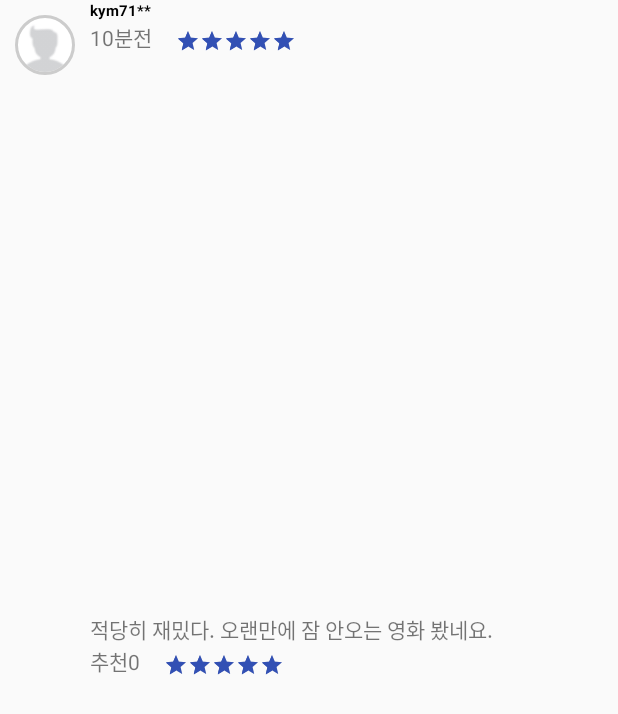
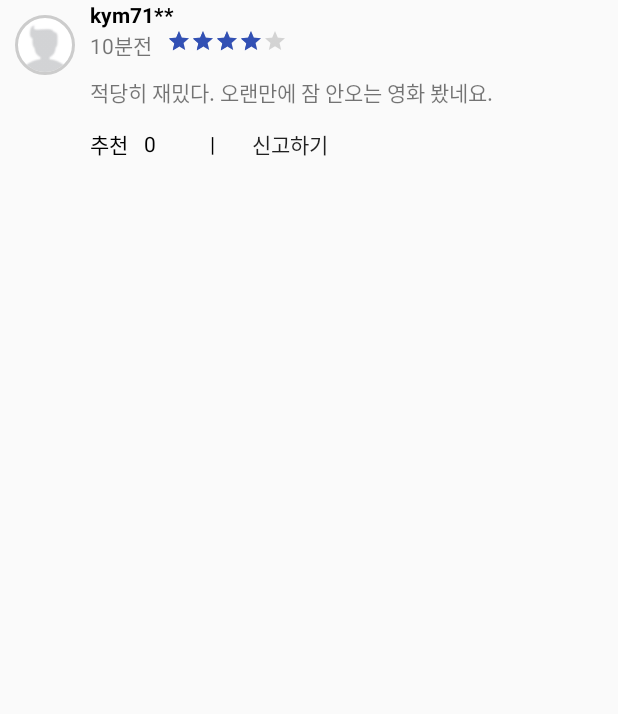
Before and after one commit to ybell1028/AndroidBoost, an Android app: the layout comment.xml on its own in the app's theme, with its tools: preview values and no code run, on a phone screen of 412 x 824 dp. Shown: the top 714 px of the screen. Run offline under Robolectric (Android 15) with nearby library versions, the phone set to English and light mode, and no system bars.

Commit message:
listView 80%

```diff
--- a/MyMovie/app/src/main/res/layout/comment.xml
+++ b/MyMovie/app/src/main/res/layout/comment.xml
@@ -4,9 +4,10 @@
     xmlns:app="http://schemas.android.com/apk/res-auto"
     android:orientation="horizontal"
     android:layout_width="match_parent"
-    android:layout_height="match_parent">
+    android:layout_height="wrap_content">
 
     <de.hdodenhof.circleimageview.CircleImageView
+        android:id="@+id/profileImage"
         android:layout_width="40dp"
         android:layout_height="40dp"
         android:layout_margin="10dp"
@@ -16,16 +17,16 @@
 
     <LinearLayout
         android:layout_width="match_parent"
-        android:layout_height="match_parent"
+        android:layout_height="wrap_content"
         android:layout_weight="1"
         android:orientation="vertical">
 
         <TextView
-            android:id="@+id/id"
+            android:id="@+id/commentId"
             android:layout_width="wrap_content"
             android:layout_height="wrap_content"
             android:text="kym71**"
-            android:textSize="10sp"
+            android:textSize="14sp"
             android:textStyle="bold"
             android:textColor="#000000"/>
 
@@ -36,59 +37,81 @@
             android:orientation="horizontal">
 
             <TextView
+                android:id="@+id/latestTime"
+                android:layout_width="wrap_content"
+                android:layout_height="wrap_content"
+                android:text="10"/>
+
+            <TextView
                 android:id="@+id/whatTimeAgo"
                 android:layout_width="wrap_content"
                 android:layout_height="wrap_content"
-                android:text="10분전"/>
+                android:text="분전"/>
 
             <RatingBar
                 android:id="@+id/commentRatingBar"
                 style="?android:attr/ratingBarStyleSmall"
                 android:layout_width="wrap_content"
                 android:layout_height="wrap_content"
-                android:layout_below="@+id/rating_name"
-                android:layout_marginLeft="16dp"
-                android:layout_marginTop="5dp"
+                android:layout_marginLeft="10dp"
                 android:numStars="5"
-                android:rating="5"
+                android:rating="4"
                 android:stepSize="0.1" />
+
         </LinearLayout>
 
         <TextView
             android:id="@+id/comment"
             android:layout_width="wrap_content"
             android:layout_height="wrap_content"
+            android:layout_marginTop="10dp"
             android:text="적당히 재밌다. 오랜만에 잠 안오는 영화 봤네요."/>
 
         <LinearLayout
-            android:layout_width="match_parent"
+            android:layout_width="wrap_content"
             android:layout_height="match_parent"
             android:layout_weight="1"
             android:orientation="horizontal">
 
-            <TextView
+            <FrameLayout
+                android:layout_width="wrap_content"
+                android:layout_height="wrap_content">
+
+                <Button
                     android:id="@+id/recommend"
-                android:layout_width="wrap_content"
+                    android:layout_width="80dp"
                     android:layout_height="wrap_content"
+                    android:minWidth="0dp"
+                    android:background="#00000000"
+                    android:gravity="start|center"
+                    android:textColor="#000000"
                     android:text="추천"/>
 
                 <TextView
                     android:id="@+id/recommendNum"
                     android:layout_width="wrap_content"
                     android:layout_height="wrap_content"
-                android:text="0"/>
+                    android:layout_gravity="center"
+                    android:text="0"
+                    android:textColor="#000000" />
 
-            <RatingBar
-                android:id="@+id/commentRatingBar"
-                style="?android:attr/ratingBarStyleSmall"
+            </FrameLayout>
+
+            <TextView
+                android:id="@+id/middleBar"
                 android:layout_width="wrap_content"
                 android:layout_height="wrap_content"
-                android:layout_below="@+id/rating_name"
-                android:layout_marginLeft="16dp"
-                android:layout_marginTop="5dp"
-                android:numStars="5"
-                android:rating="5"
-                android:stepSize="0.1" />
+                android:layout_gravity="center_vertical"
+                android:layout_marginRight="10dp"
+                android:textColor="#000000"
+                android:text="|"/>
+
+            <Button
+                android:id="@+id/report"
+                android:layout_width="80dp"
+                android:layout_height="wrap_content"
+                android:background="#00000000"
+                android:text="신고하기"/>
         </LinearLayout>
     </LinearLayout>
 
```
Also changed, not shown: MyMovie/app/src/main/java/org/techtown/mymovie/CommentItem.java (added, +83 -0 lines), MyMovie/app/src/main/java/org/techtown/mymovie/CommentItemView.java (+31 -0 lines), MyMovie/app/src/main/java/org/techtown/mymovie/MainActivity.java (+60 -3 lines), MyMovie/app/src/main/res/layout/activity_main.xml (+18 -26 lines). Lines whose indentation alone changed are shown as unchanged.
